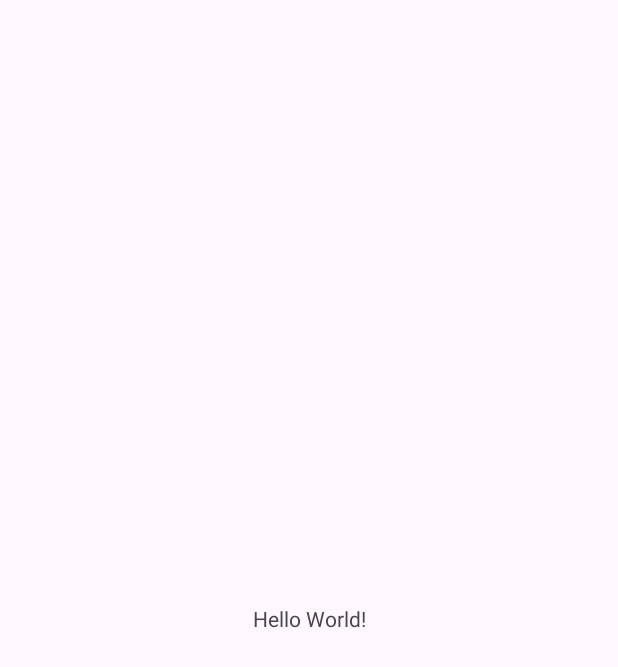
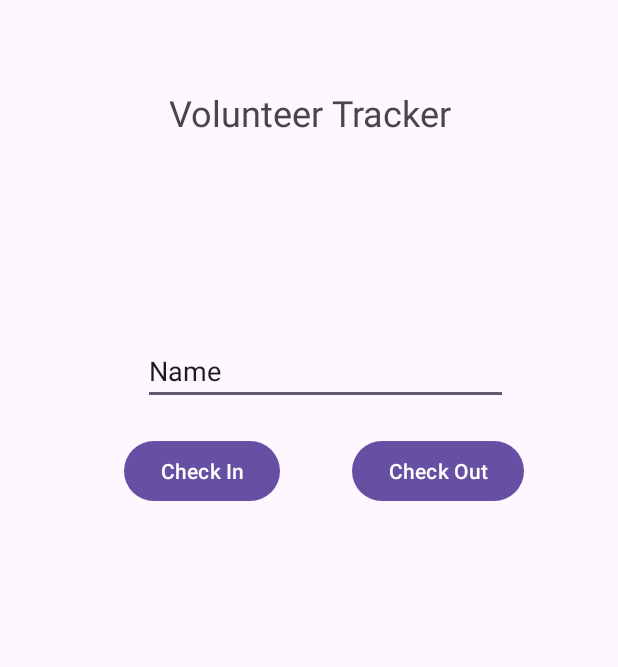
Before and after one commit to hackerjkp/VolunteerTracker, an Android app: the screen it shows after launch (MainActivity), on a phone screen of 412 x 824 dp. Before the commit the part shown is almost empty. Shown: the top 667 px of the screen. Run offline under Robolectric (Android 15) with nearby library versions, the phone set to English and light mode, and no system bars.

Commit message:
josh's code

```diff
--- a/Code/app/src/main/java/com/example/volunteertracker/MainActivity.java
+++ b/Code/app/src/main/java/com/example/volunteertracker/MainActivity.java
@@ -3,6 +3,9 @@ package com.example.volunteertracker;
 import androidx.appcompat.app.AppCompatActivity;
 
 import android.os.Bundle;
+import android.view.View;
+import android.widget.Button;
+import android.widget.TextView;
 
 public class MainActivity extends AppCompatActivity {
 
@@ -10,5 +13,28 @@ public class MainActivity extends AppCompatActivity {
     protected void onCreate(Bundle savedInstanceState) {
         super.onCreate(savedInstanceState);
         setContentView(R.layout.activity_main);
+
+        //Variables for check in and check out messages
+        Button checkIn = (Button)findViewById(R.id.checkIn);
+        TextView checkInMessage = (TextView)findViewById(R.id.checkInMessage);
+        Button checkOut = (Button)findViewById(R.id.checkOut);
+        TextView checkOutMessage = (TextView)findViewById(R.id.checkOutMessage);
+
+        //display check in message
+        checkIn.setOnClickListener(new View.OnClickListener() {
+            public void onClick(View v)
+            {
+                checkInMessage.setVisibility(View.VISIBLE);
+            }
+        });
+
+        //display check out message
+        checkOut.setOnClickListener(new View.OnClickListener() {
+            public void onClick(View v)
+            {
+                checkOutMessage.setVisibility(View.VISIBLE);
+            }
+        });
+
     }
 }
--- a/Code/app/src/main/res/layout/activity_main.xml
+++ b/Code/app/src/main/res/layout/activity_main.xml
@@ -2,17 +2,91 @@
 <androidx.constraintlayout.widget.ConstraintLayout xmlns:android="http://schemas.android.com/apk/res/android"
     xmlns:app="http://schemas.android.com/apk/res-auto"
     xmlns:tools="http://schemas.android.com/tools"
+    android:id="@+id/VolunteerName"
     android:layout_width="match_parent"
     android:layout_height="match_parent"
     tools:context=".MainActivity">
 
     <TextView
+        android:id="@+id/checkOutMessage"
         android:layout_width="wrap_content"
         android:layout_height="wrap_content"
-        android:text="Hello World!"
+        android:layout_marginStart="123dp"
+        android:layout_marginTop="12dp"
+        android:layout_marginEnd="123dp"
+        android:layout_marginBottom="166dp"
+        android:text="Checked Out Successfully!"
+        android:textColor="#4CAF50"
+        android:visibility="invisible"
         app:layout_constraintBottom_toBottomOf="parent"
         app:layout_constraintEnd_toEndOf="parent"
         app:layout_constraintStart_toStartOf="parent"
-        app:layout_constraintTop_toTopOf="parent" />
+        app:layout_constraintTop_toBottomOf="@+id/checkInMessage" />
 
+    <TextView
+        android:id="@+id/textView3"
+        android:layout_width="321dp"
+        android:layout_height="38dp"
+        android:text="Volunteer Tracker"
+        android:textAlignment="center"
+        android:textSize="24sp"
+        app:layout_constraintBottom_toBottomOf="parent"
+        app:layout_constraintEnd_toEndOf="parent"
+        app:layout_constraintStart_toStartOf="parent"
+        app:layout_constraintTop_toTopOf="parent"
+        app:layout_constraintVertical_bias="0.075" />
+
+    <EditText
+        android:id="@+id/VolName"
+        android:layout_width="243dp"
+        android:layout_height="42dp"
+        android:layout_marginStart="95dp"
+        android:layout_marginTop="131dp"
+        android:layout_marginEnd="73dp"
+        android:ems="10"
+        android:inputType="text"
+        android:text="Name"
+        app:layout_constraintEnd_toEndOf="parent"
+        app:layout_constraintStart_toStartOf="parent"
+        app:layout_constraintTop_toBottomOf="@+id/textView3" />
+
+    <Button
+        android:id="@+id/checkIn"
+        android:layout_width="wrap_content"
+        android:layout_height="wrap_content"
+        android:layout_marginStart="95dp"
+        android:layout_marginTop="20dp"
+        android:layout_marginEnd="24dp"
+        android:text="Check In"
+        app:layout_constraintEnd_toStartOf="@+id/checkOut"
+        app:layout_constraintStart_toStartOf="parent"
+        app:layout_constraintTop_toBottomOf="@+id/VolName" />
+
+    <Button
+        android:id="@+id/checkOut"
+        android:layout_width="wrap_content"
+        android:layout_height="wrap_content"
+        android:layout_marginStart="24dp"
+        android:layout_marginTop="20dp"
+        android:layout_marginEnd="75dp"
+        android:text="Check Out"
+        app:layout_constraintEnd_toEndOf="parent"
+        app:layout_constraintStart_toEndOf="@+id/checkIn"
+        app:layout_constraintTop_toBottomOf="@+id/VolName" />
+
+    <TextView
+        android:id="@+id/checkInMessage"
+        android:layout_width="wrap_content"
+        android:layout_height="wrap_content"
+        android:layout_marginStart="128dp"
+        android:layout_marginTop="181dp"
+        android:layout_marginEnd="128dp"
+        android:layout_marginBottom="12dp"
+        android:text="Checked In Successfully!"
+        android:textColor="#4CAF50"
+        android:visibility="invisible"
+        app:layout_constraintBottom_toTopOf="@+id/checkOutMessage"
+        app:layout_constraintEnd_toEndOf="parent"
+        app:layout_constraintStart_toStartOf="parent"
+        app:layout_constraintTop_toBottomOf="@+id/checkIn" />
 </androidx.constraintlayout.widget.ConstraintLayout>
```
